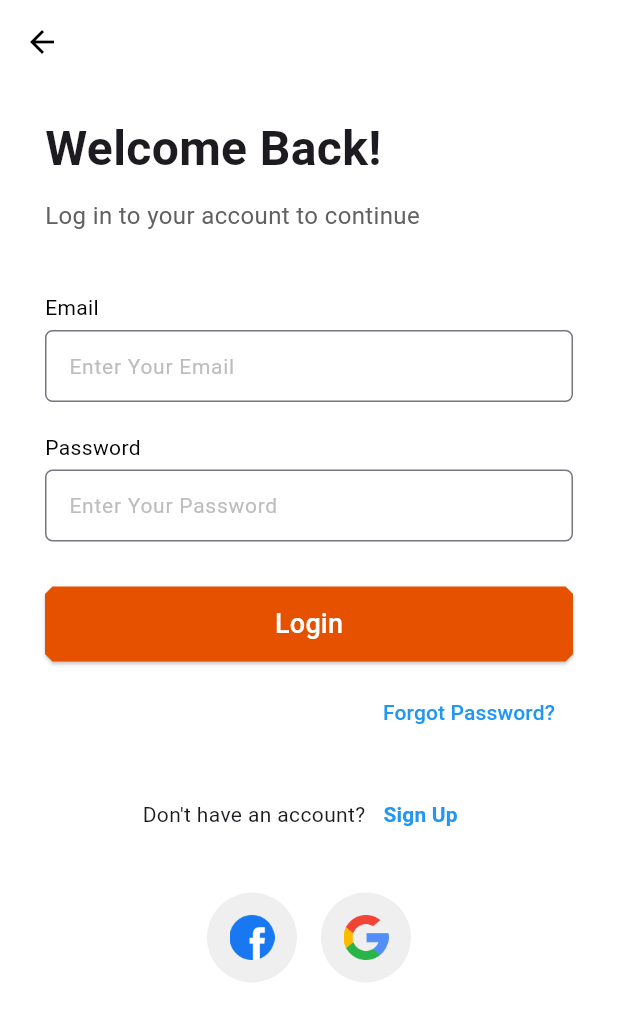
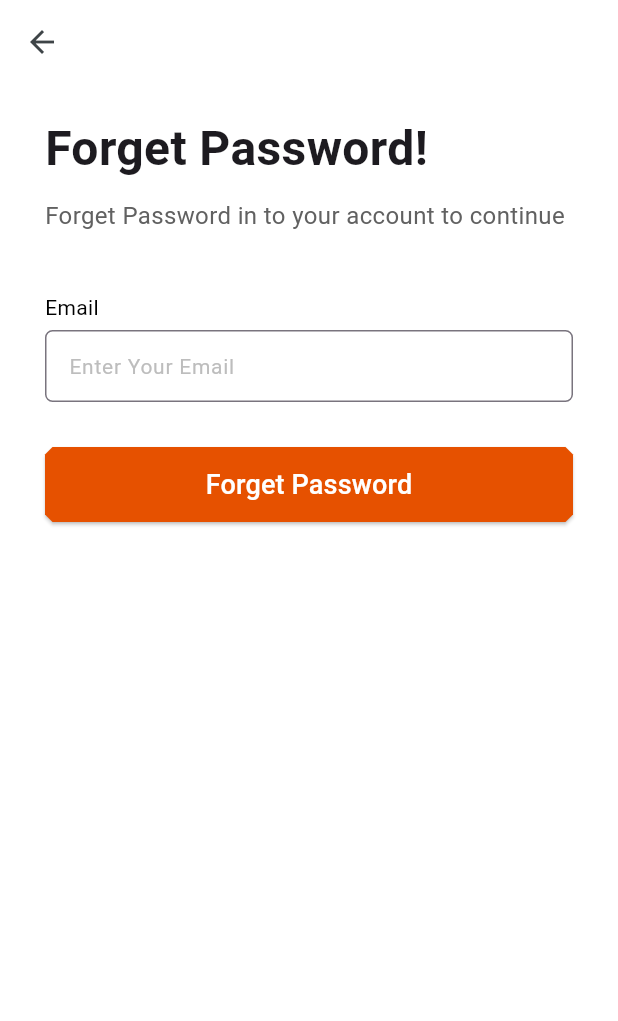
Before and after one commit to wahabniazi09/babyshop, a Flutter app: the screen it shows after launch, item 4 of the bottom bar chosen, after a tap on "Login", after a tap on "Forgot Password?", on a phone screen of 412 x 824 dp. Shown: the top 1021 px of the screen. Run offline on Flutter 3.47's test engine with Material 3 defaults, Android fonts, the light colour scheme and no system bars; our stand-ins replace cloud_firestore, firebase_auth, firebase_core, flutter_swiper_null_safety, image_picker, shared_preferences; accounts and stored records are empty; Roboto replaces fonts that are missing (sans_regular).

Commit message:
alls done

```diff
--- /dev/null
+++ b/lib/screens/users/login_register/forgetpassword.dart
@@ -0,0 +1,101 @@
+import 'package:drawer/screens/users/user_widget/beveled_button.dart';
+import 'package:drawer/screens/users/user_widget/custom_form.dart';
+import 'package:drawer/services/auth_hepler.dart';
+import 'package:drawer/services/validation_services.dart';
+import 'package:flutter/material.dart';
+
+class Forgetpassword extends StatefulWidget {
+  const Forgetpassword({super.key});
+
+  @override
+  State<Forgetpassword> createState() => _ForgetpasswordState();
+}
+
+class _ForgetpasswordState extends State<Forgetpassword> {
+  TextEditingController emailController = TextEditingController();
+
+  final GlobalKey<FormState> _formKey = GlobalKey<FormState>();
+  bool isLoding = false;
+
+  @override
+  Widget build(BuildContext context) {
+    return Scaffold(
+      backgroundColor: Colors.white,
+      appBar: AppBar(
+        elevation: 0,
+        backgroundColor: Colors.transparent,
+      ),
+      body: SingleChildScrollView(
+        child: Padding(
+          padding: const EdgeInsets.symmetric(horizontal: 30.0),
+          child: Form(
+            key: _formKey,
+            child: Column(
+              crossAxisAlignment: CrossAxisAlignment.start,
+              children: [
+                const SizedBox(height: 20),
+                const Text(
+                  "Forget Password!",
+                  style: TextStyle(fontSize: 32, fontWeight: FontWeight.bold),
+                ),
+                const SizedBox(height: 10),
+                Text(
+                  "Forget Password in to your account to continue",
+                  style: TextStyle(fontSize: 16, color: Colors.grey[700]),
+                ),
+                const SizedBox(height: 40),
+                Column(
+                  children: [
+                    CustomTextField(
+                        validator: validateEmail,
+                        hint: 'Enter Your Email',
+                        label: 'Email',
+                        ispass: false,
+                        controller: emailController),
+                    const SizedBox(height: 20),
+                    SizedBox(
+                      width: MediaQuery.of(context).size.width,
+                      height: 50,
+                      child: isLoding
+                          ? const Center(
+                              child: CircularProgressIndicator(),
+                            )
+                          : BeveledButton(
+                              title: 'Forget Password',
+                              onTap: () async {
+                                if (_formKey.currentState!.validate()) {
+                                  setState(() {
+                                    isLoding = true;
+                                  });
+
+                                  AuthenticationHelper authHelper =
+                                      AuthenticationHelper();
+                                  await authHelper.resetPassword(
+                                      email: emailController.text.trim());
+
+                                  setState(() {
+                                    isLoding = false;
+                                  });
+
+                                  ScaffoldMessenger.of(context).showSnackBar(
+                                    const SnackBar(
+                                        content: Text(
+                                            "Password reset email sent! Check your inbox.")),
+                                  );
+                                }
+                              },
+                              width: MediaQuery.of(context).size.width,
+                            ),
+                    ),
+                    const SizedBox(height: 10),
+                  ],
+                ),
+                const SizedBox(height: 20),
+              ],
+            ),
+          ),
+        ),
+      ),
+    );
+  }
+}
--- a/lib/screens/users/login_register/loginpage.dart
+++ b/lib/screens/users/login_register/loginpage.dart
@@ -1,6 +1,7 @@
 import 'package:cloud_firestore/cloud_firestore.dart';
 import 'package:drawer/consts/consts.dart';
 import 'package:drawer/screens/admin/admin_home.dart';
+import 'package:drawer/screens/users/login_register/forgetpassword.dart';
 import 'package:drawer/screens/users/login_register/registerpage.dart';
 import 'package:drawer/screens/users/Home_Screen/home.dart';
 import 'package:drawer/services/auth_hepler.dart';
@@ -119,6 +120,21 @@ class _LoginPageState extends State<LoginPage> {
                         label: 'Password',
                         ispass: true,
                         controller: passwordController),
+                    Align(
+                      alignment: Alignment.centerRight,
+                      child: TextButton(
+                        onPressed: () {
+                          Navigator.push(
+                              context,
+                              MaterialPageRoute(
+                                  builder: (context) => const Forgetpassword()));
+                        },
+                        child: const Text(
+                          "Forgot Password?",
+                          style: TextStyle(color: Colors.blue),
+                        ),
+                      ),
+                    ),
                     const SizedBox(height: 20),
                     SizedBox(
                       width: MediaQuery.of(context).size.width,
@@ -135,21 +151,6 @@ class _LoginPageState extends State<LoginPage> {
                     ),
                     const SizedBox(height: 10),
                     // Forgot Password Button
-                    Align(
-                      alignment: Alignment.centerRight,
-                      child: TextButton(
-                        onPressed: () {
-                          // Navigator.push(
-                          //     context,
-                          //     MaterialPageRoute(
-                          //         builder: (context) => const ForgetPassword()));
-                        },
-                        child: const Text(
-                          "Forgot Password?",
-                          style: TextStyle(color: Colors.blue),
-                        ),
-                      ),
-                    ),
                   ],
                 ),
                 const SizedBox(height: 20),
@@ -177,21 +178,6 @@ class _LoginPageState extends State<LoginPage> {
                   ),
                 ),
                 const SizedBox(height: 20),
-                Row(
-                    mainAxisAlignment: MainAxisAlignment.center,
-                    children: List.generate(
-                        2,
-                        (index) => Padding(
-                              padding: const EdgeInsets.all(8.0),
-                              child: CircleAvatar(
-                                radius: 30,
-                                backgroundColor: lightGrey,
-                                child: Image.asset(
-                                  socialIconLists[index],
-                                  width: 30,
-                                ),
-                              ),
-                            ))),
               ],
             ),
           ),
--- a/lib/services/auth_hepler.dart
+++ b/lib/services/auth_hepler.dart
@@ -69,6 +69,15 @@ class AuthenticationHelper {
     }
   }
 
+  Future<void> resetPassword({required String email}) async {
+  try {
+    await auth.sendPasswordResetEmail(email: email);
+  } on FirebaseAuthException catch (e) {
+    print("Error: ${e.message}");
+  }
+}
+
+
   changeAuthPassword({email, password, newpassword}) async {
     final cred = EmailAuthProvider.credential(email: email, password: password);
     await currentUser!.reauthenticateWithCredential(cred).then((value) {
```
